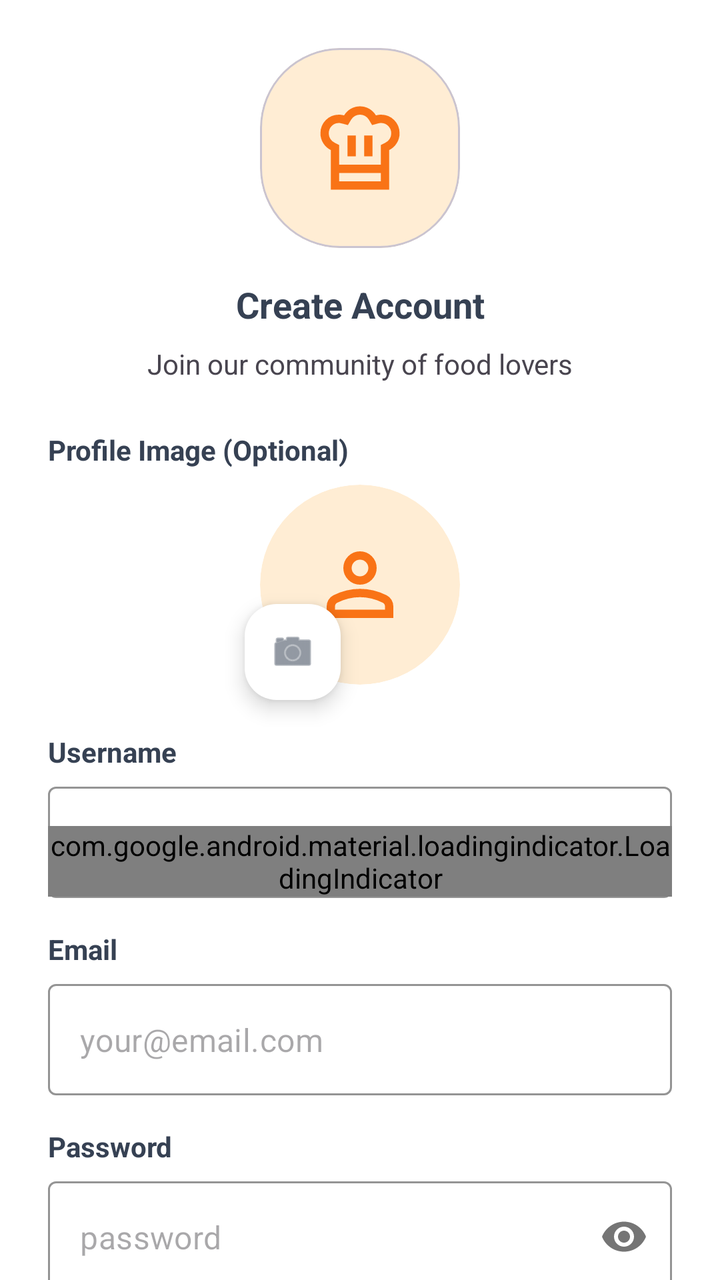
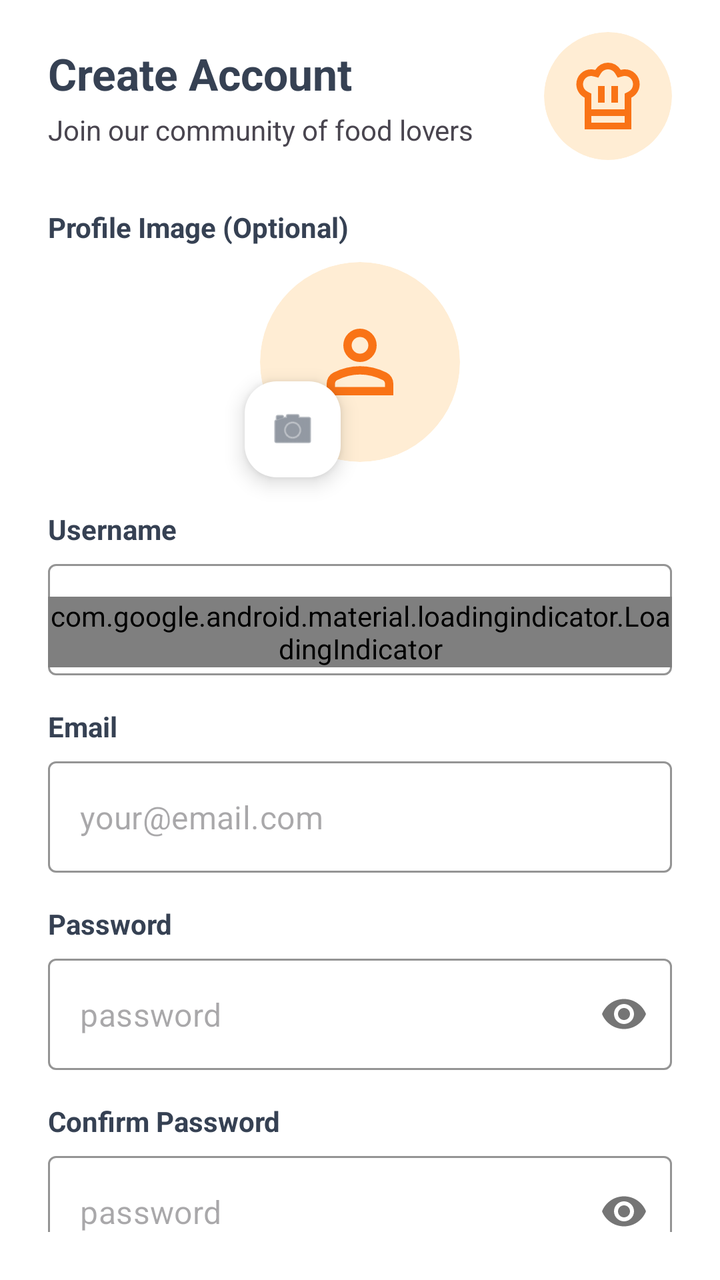

An Android layout rendered at two revisions. The XML below is the earlier revision; the diff shows what the commit changed to produce the second picture.
<!-- AndroidManifest.xml: application theme Theme.Plateful -->
<!-- res/layout/fragment_sign_up.xml -->
<?xml version="1.0" encoding="utf-8"?>
<androidx.core.widget.NestedScrollView xmlns:android="http://schemas.android.com/apk/res/android"
    xmlns:app="http://schemas.android.com/apk/res-auto"
    android:layout_width="match_parent"
    android:layout_height="match_parent"
    android:fillViewport="true"
    android:background="@color/white">

    <androidx.constraintlayout.widget.ConstraintLayout
        android:layout_width="match_parent"
        android:layout_height="wrap_content"
        android:padding="24dp">

        <com.google.android.material.card.MaterialCardView
            android:id="@+id/logo_card_view"
            android:layout_width="100dp"
            android:layout_height="100dp"
            app:cardBackgroundColor="@color/avatarBackground"
            app:cardCornerRadius="40dp"
            app:cardElevation="0dp"
            app:layout_constraintEnd_toEndOf="parent"
            app:layout_constraintStart_toStartOf="parent"
            app:layout_constraintTop_toTopOf="parent">

            <com.google.android.material.imageview.ShapeableImageView
                android:id="@+id/logo_image_view"
                android:layout_width="50dp"
                android:layout_height="50dp"
                android:layout_gravity="center"
                android:src="@drawable/ic_chef_hat"
                app:tint="@color/orange" />
        </com.google.android.material.card.MaterialCardView>

        <TextView
            android:id="@+id/title_text_view"
            android:layout_width="wrap_content"
            android:layout_height="wrap_content"
            android:layout_marginTop="16dp"
            android:text="@string/create_account"
            android:textColor="@color/textContent"
            android:textSize="18sp"
            android:textStyle="bold"
            app:layout_constraintEnd_toEndOf="parent"
            app:layout_constraintStart_toStartOf="parent"
            app:layout_constraintTop_toBottomOf="@+id/logo_card_view" />

        <TextView
            android:id="@+id/subtitle_text_view"
            android:layout_width="wrap_content"
            android:layout_height="wrap_content"
            android:layout_marginTop="8dp"
            android:text="@string/join_community"
            android:textSize="14sp"
            app:layout_constraintEnd_toEndOf="parent"
            app:layout_constraintStart_toStartOf="parent"
            app:layout_constraintTop_toBottomOf="@+id/title_text_view" />

        <TextView
            android:id="@+id/profile_image_label_text_view"
            android:layout_width="wrap_content"
            android:layout_height="wrap_content"
            android:layout_marginTop="24dp"
            android:text="@string/profile_image_optional"
            android:textColor="@color/textContent"
            android:textStyle="bold"
            app:layout_constraintStart_toStartOf="parent"
            app:layout_constraintTop_toBottomOf="@+id/subtitle_text_view" />

        <com.google.android.material.card.MaterialCardView
            android:id="@+id/avatar_card_view"
            android:layout_width="100dp"
            android:layout_height="100dp"
            android:layout_marginTop="8dp"
            app:cardBackgroundColor="@color/avatarBackground"
            app:cardCornerRadius="60dp"
            app:cardElevation="0dp"
            app:layout_constraintEnd_toEndOf="parent"
            app:layout_constraintStart_toStartOf="parent"
            app:layout_constraintTop_toBottomOf="@+id/profile_image_label_text_view"
            app:strokeWidth="0dp">

            <com.google.android.material.imageview.ShapeableImageView
                android:id="@+id/profile_preview_image_view"
                android:layout_width="50dp"
                android:layout_height="50dp"
                android:layout_gravity="center"
                app:tint="@color/orange"
                android:src="@drawable/ic_person" />
        </com.google.android.material.card.MaterialCardView>

        <com.google.android.material.floatingactionbutton.FloatingActionButton
            android:id="@+id/upload_photo_button"
            android:layout_width="wrap_content"
            android:layout_height="wrap_content"
            android:layout_marginStart="-8dp"
            android:layout_marginBottom="-8dp"
            app:srcCompat="@android:drawable/ic_menu_camera"
            app:tint="@color/darkGray"
            app:backgroundTint="@android:color/white"
            app:fabCustomSize="48dp"
            app:maxImageSize="24dp"
            app:layout_constraintBottom_toBottomOf="@id/avatar_card_view"
            app:layout_constraintStart_toStartOf="@id/avatar_card_view" />

        <TextView
            android:id="@+id/username_label_text_view"
            android:layout_width="wrap_content"
            android:layout_height="wrap_content"
            android:layout_marginTop="24dp"
            android:text="@string/username_label"
            android:textColor="@color/textContent"
            android:textStyle="bold"
            app:layout_constraintStart_toStartOf="parent"
            app:layout_constraintTop_toBottomOf="@+id/avatar_card_view" />

        <com.google.android.material.textfield.TextInputLayout
            android:id="@+id/username_text_input_layout"
            style="@style/Widget.MaterialComponents.TextInputLayout.OutlinedBox"
            android:layout_width="match_parent"
            android:layout_height="wrap_content"
            android:layout_marginTop="8dp"
            app:boxStrokeColor="@color/orange"
            app:hintEnabled="false"
            app:layout_constraintTop_toBottomOf="@+id/username_label_text_view">

            <com.google.android.material.textfield.TextInputEditText
                android:layout_width="match_parent"
                android:layout_height="wrap_content"
                android:hint="@string/choose_username"
                android:inputType="textPersonName" />
        </com.google.android.material.textfield.TextInputLayout>

        <TextView
            android:id="@+id/email_label_text_view"
            android:layout_width="wrap_content"
            android:layout_height="wrap_content"
            android:layout_marginTop="16dp"
            android:text="@string/email_label"
            android:textColor="@color/textContent"
            android:textStyle="bold"
            app:layout_constraintStart_toStartOf="parent"
            app:layout_constraintTop_toBottomOf="@+id/username_text_input_layout" />

        <com.google.android.material.textfield.TextInputLayout
            android:id="@+id/email_text_input_layout"
            style="@style/Widget.MaterialComponents.TextInputLayout.OutlinedBox"
            android:layout_width="match_parent"
            android:layout_height="wrap_content"
            android:layout_marginTop="8dp"
            app:boxStrokeColor="@color/orange"
            app:hintEnabled="false"
            app:layout_constraintTop_toBottomOf="@+id/email_label_text_view">

            <com.google.android.material.textfield.TextInputEditText
                android:layout_width="match_parent"
                android:layout_height="wrap_content"
                android:hint="@string/email_hint"
                android:inputType="textEmailAddress" />
        </com.google.android.material.textfield.TextInputLayout>

        <TextView
            android:id="@+id/password_label_text_view"
            android:layout_width="wrap_content"
            android:layout_height="wrap_content"
            android:layout_marginTop="16dp"
            android:text="@string/password_label"
            android:textColor="@color/textContent"
            android:textStyle="bold"
            app:layout_constraintStart_toStartOf="parent"
            app:layout_constraintTop_toBottomOf="@+id/email_text_input_layout" />

        <com.google.android.material.textfield.TextInputLayout
            android:id="@+id/password_text_input_layout"
            style="@style/Widget.MaterialComponents.TextInputLayout.OutlinedBox"
            android:layout_width="match_parent"
            android:layout_height="wrap_content"
            android:layout_marginTop="8dp"
            app:boxStrokeColor="@color/orange"
            app:hintEnabled="false"
            app:passwordToggleEnabled="true"
            app:layout_constraintTop_toBottomOf="@+id/password_label_text_view">

            <com.google.android.material.textfield.TextInputEditText
                android:layout_width="match_parent"
                android:layout_height="wrap_content"
                android:hint="@string/password_hint"
                android:inputType="textPassword" />
        </com.google.android.material.textfield.TextInputLayout>

        <TextView
            android:id="@+id/confirm_password_label_text_view"
            android:layout_width="wrap_content"
            android:layout_height="wrap_content"
            android:layout_marginTop="16dp"
            android:text="@string/confirm_password"
            android:textColor="@color/textContent"
            android:textStyle="bold"
            app:layout_constraintStart_toStartOf="parent"
            app:layout_constraintTop_toBottomOf="@+id/password_text_input_layout" />

        <com.google.android.material.textfield.TextInputLayout
            android:id="@+id/confirm_password_text_input_layout"
            style="@style/Widget.MaterialComponents.TextInputLayout.OutlinedBox"
            android:layout_width="match_parent"
            android:layout_height="wrap_content"
            android:layout_marginTop="8dp"
            app:boxStrokeColor="@color/orange"
            app:hintEnabled="false"
            app:passwordToggleEnabled="true"
            app:layout_constraintTop_toBottomOf="@+id/confirm_password_label_text_view">

            <com.google.android.material.textfield.TextInputEditText
                android:layout_width="match_parent"
                android:layout_height="wrap_content"
                android:hint="@string/password_hint"
                android:inputType="textPassword" />
        </com.google.android.material.textfield.TextInputLayout>

        <com.google.android.material.button.MaterialButton
            android:id="@+id/create_account_button"
            android:layout_width="match_parent"
            android:layout_height="60dp"
            android:layout_marginTop="32dp"
            android:backgroundTint="@color/orange"
            android:text="@string/create_account"
            android:textSize="16sp"
            app:cornerRadius="12dp"
            app:layout_constraintTop_toBottomOf="@+id/confirm_password_text_input_layout" />

        <com.google.android.material.loadingindicator.LoadingIndicator
            android:id="@+id/loading_indicator"
            style="@style/Widget.Material3.LoadingIndicator.Contained"
            android:layout_width="wrap_content"
            android:layout_height="wrap_content"
            app:indicatorColor="@color/orange"
            app:layout_constraintBottom_toBottomOf="parent"
            app:layout_constraintEnd_toEndOf="parent"
            app:layout_constraintStart_toStartOf="parent"
            app:layout_constraintTop_toTopOf="parent" />

    </androidx.constraintlayout.widget.ConstraintLayout>
</androidx.core.widget.NestedScrollView>
<!-- resources referenced by this layout -->
<resources>
  <color name="avatarBackground">#ffedd4</color>
  <color name="darkGray">#4a5565</color>
  <color name="orange">#f97316</color>
  <color name="textContent">#364153</color>
  <color name="white">#FFFFFFFF</color>
  <!-- drawable ic_chef_hat (drawable) -->
  <vector xmlns:android="http://schemas.android.com/apk/res/android"
      android:width="24dp"
      android:height="24dp"
      android:viewportWidth="960"
      android:viewportHeight="960"
      android:tint="?attr/colorControlNormal">
    <path
        android:fillColor="@android:color/white"
        android:pathData="M360,560L440,560L440,360L360,360L360,560ZM200,500Q154,477 127,433.5Q100,390 100,339Q100,264 151.5,212Q203,160 278,160Q290,160 302.5,162Q315,164 327,167L327,167L327,167Q352,126 392,103Q432,80 480,80Q528,80 568,103Q608,126 633,167L633,167L633,167Q645,164 657,162Q669,160 682,160Q757,160 808.5,212Q860,264 860,339Q860,390 833,433.5Q806,477 760,500L760,720L200,720L200,500ZM520,560L600,560L600,360L520,360L520,560ZM280,640L680,640L680,451L724,429Q750,416 765,392.5Q780,369 780,340Q780,298 751.5,269Q723,240 682,240Q671,240 662,242Q653,244 643,247L596,260L565,208Q551,185 528.5,172.5Q506,160 480,160Q454,160 431.5,172.5Q409,185 395,208L364,260L316,247Q306,245 296.5,242.5Q287,240 277,240Q236,240 208,269Q180,298 180,340Q180,369 195,392.5Q210,416 236,429L280,451L280,640ZM200,720L280,720L280,800L680,800L680,720L760,720L760,880L200,880L200,720ZM480,640L480,640L480,640Q480,640 480,640Q480,640 480,640Q480,640 480,640Q480,640 480,640Q480,640 480,640Q480,640 480,640L480,640L480,640Q480,640 480,640Q480,640 480,640Q480,640 480,640Q480,640 480,640L480,640L480,640Q480,640 480,640Q480,640 480,640Q480,640 480,640Q480,640 480,640Q480,640 480,640Q480,640 480,640L480,640L480,640Z"/>
  </vector>
  <!-- drawable ic_person (drawable) -->
  <vector xmlns:android="http://schemas.android.com/apk/res/android"
      android:width="24dp"
      android:height="24dp"
      android:viewportWidth="960"
      android:viewportHeight="960"
      android:tint="?attr/colorControlNormal">
    <path
        android:fillColor="@android:color/white"
        android:pathData="M367,433Q320,386 320,320Q320,254 367,207Q414,160 480,160Q546,160 593,207Q640,254 640,320Q640,386 593,433Q546,480 480,480Q414,480 367,433ZM160,800L160,688Q160,654 177.5,625.5Q195,597 224,582Q286,551 350,535.5Q414,520 480,520Q546,520 610,535.5Q674,551 736,582Q765,597 782.5,625.5Q800,654 800,688L800,800L160,800ZM240,720L720,720L720,688Q720,677 714.5,668Q709,659 700,654Q646,627 591,613.5Q536,600 480,600Q424,600 369,613.5Q314,627 260,654Q251,659 245.5,668Q240,677 240,688L240,720ZM536.5,376.5Q560,353 560,320Q560,287 536.5,263.5Q513,240 480,240Q447,240 423.5,263.5Q400,287 400,320Q400,353 423.5,376.5Q447,400 480,400Q513,400 536.5,376.5ZM480,320Q480,320 480,320Q480,320 480,320Q480,320 480,320Q480,320 480,320Q480,320 480,320Q480,320 480,320Q480,320 480,320Q480,320 480,320ZM480,720L480,720Q480,720 480,720Q480,720 480,720Q480,720 480,720Q480,720 480,720Q480,720 480,720Q480,720 480,720Q480,720 480,720Q480,720 480,720L480,720Z"/>
  </vector>
  <string name="choose_username">Choose a username</string>
  <string name="confirm_password">Confirm Password</string>
  <string name="create_account">Create Account</string>
  <string name="email_hint">your@email.com</string>
  <string name="email_label">Email</string>
  <string name="join_community">Join our community of food lovers</string>
  <string name="password_hint">password</string>
  <string name="password_label">Password</string>
  <string name="profile_image_optional">Profile Image (Optional)</string>
  <string name="username_label">Username</string>
  <style name="Theme.Plateful" parent="Base.Theme.Plateful" />
  <style name="Base.Theme.Plateful" parent="Theme.Material3.DayNight.NoActionBar">
          
          
      </style>
</resources>

<!-- the commit's change to res/layout/fragment_sign_up.xml (unified diff, before → after) -->
@@ -1,61 +1,63 @@
 <?xml version="1.0" encoding="utf-8"?>
-<androidx.core.widget.NestedScrollView xmlns:android="http://schemas.android.com/apk/res/android"
+<androidx.constraintlayout.widget.ConstraintLayout xmlns:android="http://schemas.android.com/apk/res/android"
     xmlns:app="http://schemas.android.com/apk/res-auto"
     android:layout_width="match_parent"
     android:layout_height="match_parent"
-    android:fillViewport="true"
-    android:background="@color/white">
-
-    <androidx.constraintlayout.widget.ConstraintLayout
-        android:layout_width="match_parent"
-        android:layout_height="wrap_content"
-        android:padding="24dp">
+    android:background="@color/white"
+    android:paddingStart="24dp"
+    android:paddingEnd="24dp"
+    android:paddingBottom="24dp"
+    android:paddingTop="16dp">
+
+        <TextView
+            android:id="@+id/title_text_view"
+            android:layout_width="0dp"
+            android:layout_height="wrap_content"
+            android:text="@string/create_account"
+            android:textColor="@color/textContent"
+            android:textSize="22sp"
+            android:textStyle="bold"
+            android:layout_marginEnd="16dp"
+            app:layout_constraintBottom_toTopOf="@+id/subtitle_text_view"
+            app:layout_constraintEnd_toStartOf="@+id/logo_card_view"
+            app:layout_constraintStart_toStartOf="parent"
+            app:layout_constraintTop_toTopOf="@+id/logo_card_view"
+            app:layout_constraintVertical_chainStyle="packed" />
+
+        <TextView
+            android:id="@+id/subtitle_text_view"
+            android:layout_width="0dp"
+            android:layout_height="wrap_content"
+            android:layout_marginTop="4dp"
+            android:text="@string/join_community"
+            android:textSize="14sp"
+            android:layout_marginEnd="16dp"
+            app:layout_constraintBottom_toBottomOf="@+id/logo_card_view"
+            app:layout_constraintEnd_toStartOf="@+id/logo_card_view"
+            app:layout_constraintStart_toStartOf="parent"
+            app:layout_constraintTop_toBottomOf="@+id/title_text_view" />
 
         <com.google.android.material.card.MaterialCardView
             android:id="@+id/logo_card_view"
-            android:layout_width="100dp"
-            android:layout_height="100dp"
+            android:layout_width="64dp"
+            android:layout_height="64dp"
             app:cardBackgroundColor="@color/avatarBackground"
-            app:cardCornerRadius="40dp"
+            app:cardCornerRadius="32dp"
             app:cardElevation="0dp"
             app:layout_constraintEnd_toEndOf="parent"
-            app:layout_constraintStart_toStartOf="parent"
-            app:layout_constraintTop_toTopOf="parent">
+            app:layout_constraintTop_toTopOf="parent"
+            app:strokeWidth="0dp">
 
             <com.google.android.material.imageview.ShapeableImageView
                 android:id="@+id/logo_image_view"
-                android:layout_width="50dp"
-                android:layout_height="50dp"
+                android:layout_width="40dp"
+                android:layout_height="40dp"
                 android:layout_gravity="center"
                 android:src="@drawable/ic_chef_hat"
                 app:tint="@color/orange" />
         </com.google.android.material.card.MaterialCardView>
 
         <TextView
-            android:id="@+id/title_text_view"
-            android:layout_width="wrap_content"
-            android:layout_height="wrap_content"
-            android:layout_marginTop="16dp"
-            android:text="@string/create_account"
-            android:textColor="@color/textContent"
-            android:textSize="18sp"
-            android:textStyle="bold"
-            app:layout_constraintEnd_toEndOf="parent"
-            app:layout_constraintStart_toStartOf="parent"
-            app:layout_constraintTop_toBottomOf="@+id/logo_card_view" />
-
-        <TextView
-            android:id="@+id/subtitle_text_view"
-            android:layout_width="wrap_content"
-            android:layout_height="wrap_content"
-            android:layout_marginTop="8dp"
-            android:text="@string/join_community"
-            android:textSize="14sp"
-            app:layout_constraintEnd_toEndOf="parent"
-            app:layout_constraintStart_toStartOf="parent"
-            app:layout_constraintTop_toBottomOf="@+id/title_text_view" />
-
-        <TextView
             android:id="@+id/profile_image_label_text_view"
             android:layout_width="wrap_content"
             android:layout_height="wrap_content"
@@ -64,7 +66,7 @@
             android:textColor="@color/textContent"
             android:textStyle="bold"
             app:layout_constraintStart_toStartOf="parent"
-            app:layout_constraintTop_toBottomOf="@+id/subtitle_text_view" />
+            app:layout_constraintTop_toBottomOf="@+id/logo_card_view" />
 
         <com.google.android.material.card.MaterialCardView
             android:id="@+id/avatar_card_view"
@@ -239,4 +241,3 @@
             app:layout_constraintTop_toTopOf="parent" />
 
     </androidx.constraintlayout.widget.ConstraintLayout>
-</androidx.core.widget.NestedScrollView>
